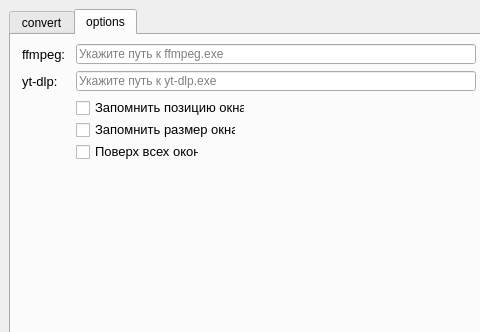
This is interface/main_window.ui in MNEEQ/uconvert as Qt 5 draws it before an edit; both pictures show x 0 to 480 and y 0 to 332 of the 927 by 508 pixel window. The edited form follows.
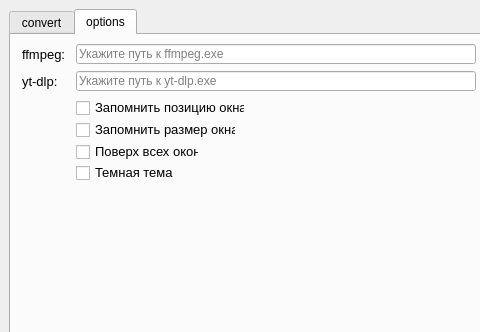
This is the edited form. The open tabs and pages were chosen to show the change. Icons and pictures are not drawn.

Patch:
```diff
--- a/interface/main_window.ui
+++ b/interface/main_window.ui
@@ -808,6 +808,63 @@
          </item>
         </layout>
        </widget>
+       <widget class="QCheckBox" name="checkBox_setDarkMode">
+        <property name="geometry">
+         <rect>
+          <x>65</x>
+          <y>130</y>
+          <width>16</width>
+          <height>16</height>
+         </rect>
+        </property>
+        <property name="text">
+         <string/>
+        </property>
+       </widget>
+       <widget class="QLabel" name="label_setDarkMode">
+        <property name="geometry">
+         <rect>
+          <x>84</x>
+          <y>129</y>
+          <width>103</width>
+          <height>16</height>
+         </rect>
+        </property>
+        <property name="font">
+         <font>
+          <pointsize>10</pointsize>
+          <weight>50</weight>
+          <bold>false</bold>
+         </font>
+        </property>
+        <property name="frameShape">
+         <enum>QFrame::NoFrame</enum>
+        </property>
+        <property name="frameShadow">
+         <enum>QFrame::Plain</enum>
+        </property>
+        <property name="text">
+         <string>Темная тема</string>
+        </property>
+        <property name="textFormat">
+         <enum>Qt::AutoText</enum>
+        </property>
+        <property name="scaledContents">
+         <bool>false</bool>
+        </property>
+        <property name="alignment">
+         <set>Qt::AlignLeading|Qt::AlignLeft|Qt::AlignVCenter</set>
+        </property>
+        <property name="wordWrap">
+         <bool>false</bool>
+        </property>
+        <property name="margin">
+         <number>0</number>
+        </property>
+        <property name="openExternalLinks">
+         <bool>false</bool>
+        </property>
+       </widget>
       </widget>
      </widget>
     </item>
```
